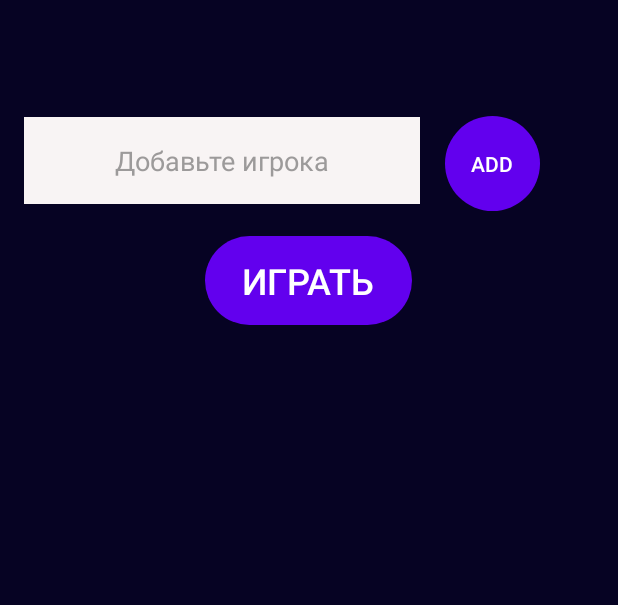
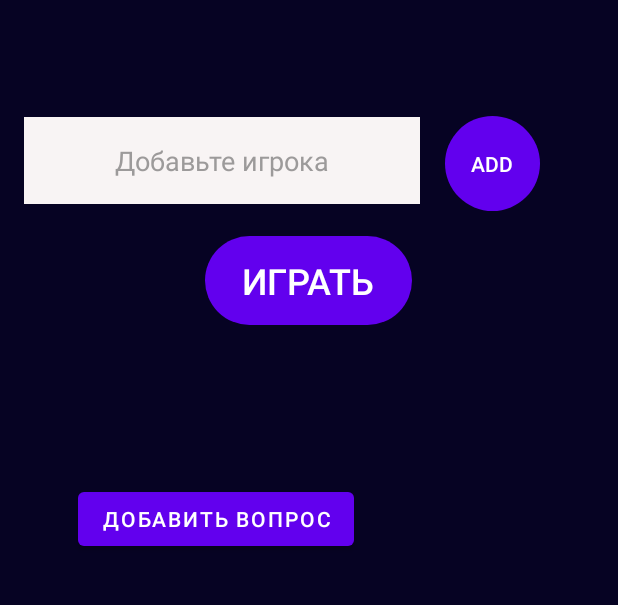
Before and after one commit to AkchurinKim7/Drink_Or_Die, an Android app: the layout start.xml on its own in the app's theme, with its tools: preview values and no code run, on a phone screen of 412 x 824 dp, the part 585-1190 px from its top. Run offline under Robolectric (Android 15) with nearby library versions, the phone set to English and light mode, and no system bars.

Commit message:
Добавлена возможность добавления пользовательских вопросов и заданий

```diff
--- a/app/src/main/res/layout/start.xml
+++ b/app/src/main/res/layout/start.xml
@@ -88,4 +88,15 @@
         app:layout_constraintTop_toTopOf="parent"
         app:layout_constraintVertical_bias="0.614" />
 
+    <Button
+        android:id="@+id/addQuest"
+        android:layout_width="wrap_content"
+        android:layout_height="wrap_content"
+        android:layout_marginEnd="176dp"
+        android:layout_marginBottom="64dp"
+        android:onClick="winQuest"
+        android:text="Добавить вопрос"
+        app:layout_constraintBottom_toBottomOf="parent"
+        app:layout_constraintEnd_toEndOf="parent" />
+
 </androidx.constraintlayout.widget.ConstraintLayout>
```
Also changed, not shown: app/src/main/java/com/example/prototype/MainActivity.kt (+32 -1 lines), app/src/main/res/layout/question.xml (added, +34 -0 lines), app/src/main/assets/DataBase.db.
